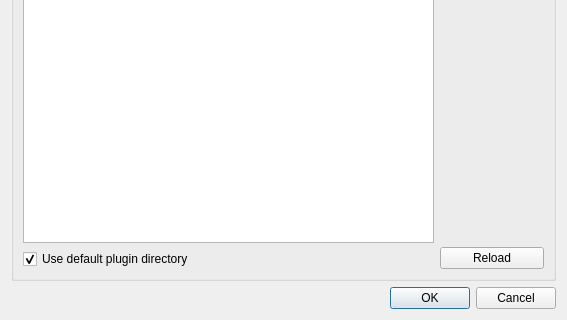
First picture: the form in mapclient/tools/qt/pluginmanagerdialog.ui, repository hsorby/mapclient-src, before the edit; both pictures show x 0 to 567 and y 176 to 496 of the 567 by 496 pixel window.
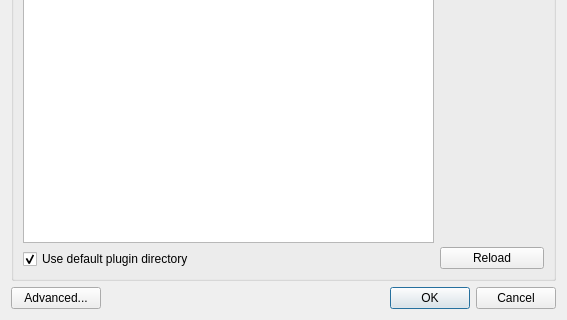
Second picture: the form after the edit.

Diff of the .ui file:
```diff
--- a/mapclient/tools/qt/pluginmanagerdialog.ui
+++ b/mapclient/tools/qt/pluginmanagerdialog.ui
@@ -99,6 +99,34 @@
     </widget>
    </item>
    <item>
+    <layout class="QHBoxLayout" name="horizontalLayout_2">
+     <item>
+      <widget class="QPushButton" name="advancedButton">
+       <property name="minimumSize">
+        <size>
+         <width>90</width>
+         <height>0</height>
+        </size>
+       </property>
+       <property name="text">
+        <string>Advanced...</string>
+       </property>
+      </widget>
+     </item>
+     <item>
+      <spacer name="horizontalSpacer">
+       <property name="orientation">
+        <enum>Qt::Horizontal</enum>
+       </property>
+       <property name="sizeHint" stdset="0">
+        <size>
+         <width>80</width>
+         <height>20</height>
+        </size>
+       </property>
+      </spacer>
+     </item>
+     <item>
     <widget class="QDialogButtonBox" name="buttonBox">
      <property name="orientation">
       <enum>Qt::Horizontal</enum>
@@ -107,6 +135,8 @@
       <set>QDialogButtonBox::Cancel|QDialogButtonBox::Ok</set>
      </property>
     </widget>
+     </item>
+    </layout>
    </item>
   </layout>
  </widget>
```
Lines whose indentation alone changed are shown as unchanged.
